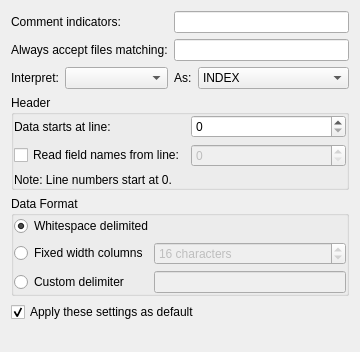
First picture: the form in src/datasources/ascii/asciiconfig.ui, repository Kst-plot/kst, before the edit.
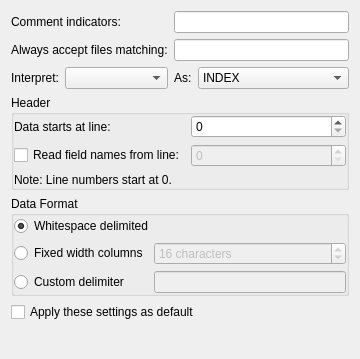
Second picture: the form after the edit.

```diff
--- a/src/datasources/ascii/asciiconfig.ui
+++ b/src/datasources/ascii/asciiconfig.ui
@@ -7,7 +7,7 @@
     <x>0</x>
     <y>0</y>
     <width>356</width>
-    <height>352</height>
+    <height>359</height>
    </rect>
   </property>
   <layout class="QVBoxLayout" name="verticalLayout">
@@ -268,9 +268,6 @@
      <property name="text">
       <string>Apply these settings as default</string>
      </property>
-     <property name="checked">
-      <bool>true</bool>
-     </property>
     </widget>
    </item>
    <item>
```
